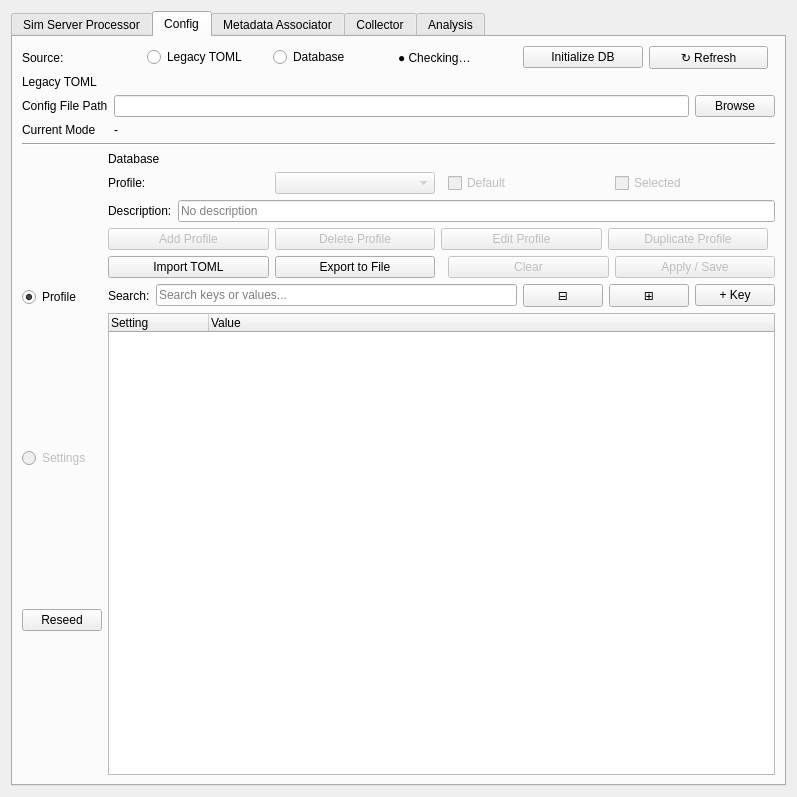
This is src/dashpva/workflow/workflow.ui in AdvancedPhotonSource/DashPVA as Qt 5 draws it before an edit. The edited form follows.
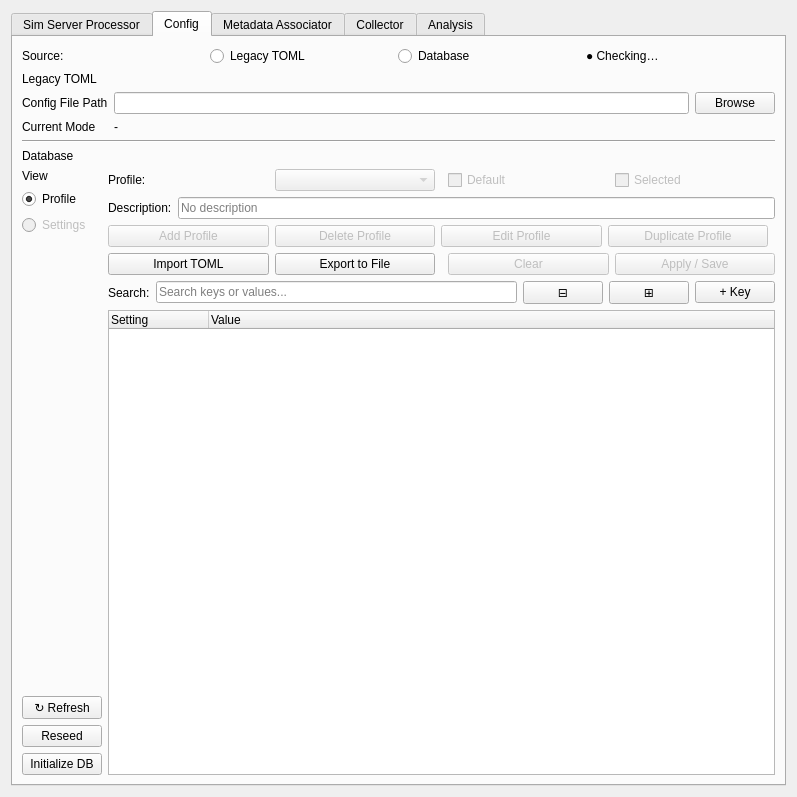
This is the edited form.

Commit message: change: pin Refresh/Reseed to bottom of Config left column — expand spacer from Fixed to Expanding in viewModeLayout

What changed in the file:
```diff
--- a/src/dashpva/workflow/workflow.ui
+++ b/src/dashpva/workflow/workflow.ui
@@ -296,29 +296,6 @@
            </property>
           </widget>
          </item>
-         <item>
-          <widget class="QPushButton" name="buttonInitDb">
-           <property name="text">
-            <string>Initialize DB</string>
-           </property>
-           <property name="toolTip">
-            <string>Attempt to create the database file and tables</string>
-           </property>
-           <property name="visible">
-            <bool>false</bool>
-           </property>
-          </widget>
-         </item>
-         <item>
-          <widget class="QPushButton" name="buttonRefreshDb">
-           <property name="text">
-            <string>↻ Refresh</string>
-           </property>
-           <property name="toolTip">
-            <string>Reload the database and refresh the current view</string>
-           </property>
-          </widget>
-         </item>
          <item>
           <spacer name="horizontalSpacerConfigSource">
            <property name="orientation">
@@ -391,6 +368,15 @@
         </widget>
        </item>
 
+       <!-- Database section header (spans full width like labelTomlHeader) -->
+       <item>
+        <widget class="QLabel" name="labelDatabaseHeader">
+         <property name="text">
+          <string>Database</string>
+         </property>
+        </widget>
+       </item>
+
        <!-- View toggle column + content area -->
        <item>
         <layout class="QHBoxLayout" name="viewContentSplitLayout">
@@ -398,6 +384,13 @@
          <!-- Left column: Profile / Settings toggle -->
          <item>
           <layout class="QVBoxLayout" name="viewModeLayout">
+           <item>
+            <widget class="QLabel" name="labelViewMode">
+             <property name="text">
+              <string>View</string>
+             </property>
+            </widget>
+           </item>
            <item>
             <widget class="QRadioButton" name="radioViewProfile">
              <property name="text">
@@ -418,23 +411,52 @@
              </property>
             </widget>
            </item>
-           <item>
-            <widget class="QPushButton" name="buttonReseed">
-             <property name="text">
-              <string>Reseed</string>
-             </property>
-             <property name="toolTip">
-              <string>Add missing default values to settings and the current profile — never overwrites existing values</string>
-             </property>
-            </widget>
-           </item>
            <item>
             <spacer name="verticalSpacerViewMode">
              <property name="orientation">
               <enum>Qt::Vertical</enum>
              </property>
+             <property name="sizeHint" stdset="0">
+              <size>
+               <width>0</width>
+               <height>0</height>
+              </size>
+             </property>
             </spacer>
            </item>
+           <item>
+            <widget class="QPushButton" name="buttonRefreshDb">
+             <property name="text">
+              <string>↻ Refresh</string>
+             </property>
+             <property name="toolTip">
+              <string>Reload the database and refresh the current view</string>
+             </property>
+            </widget>
+           </item>
+           <item>
+            <widget class="QPushButton" name="buttonReseed">
+             <property name="text">
+              <string>Reseed</string>
+             </property>
+             <property name="toolTip">
+              <string>Add missing default values to settings and the current profile — never overwrites existing values</string>
+             </property>
+            </widget>
+           </item>
+           <item>
+            <widget class="QPushButton" name="buttonInitDb">
+             <property name="text">
+              <string>Initialize DB</string>
+             </property>
+             <property name="toolTip">
+              <string>Attempt to create the database file and tables</string>
+             </property>
+             <property name="visible">
+              <bool>false</bool>
+             </property>
+            </widget>
+           </item>
           </layout>
          </item>
 
@@ -442,15 +464,6 @@
          <item>
           <layout class="QVBoxLayout" name="treeContentLayout">
 
-           <!-- Database section header -->
-           <item>
-            <widget class="QLabel" name="labelDatabaseHeader">
-             <property name="text">
-              <string>Database</string>
-             </property>
-            </widget>
-           </item>
-
            <!-- Database Profile row -->
            <item>
             <layout class="QHBoxLayout" name="dbProfileLayout">
```
Left out of the diff: 30 changed lines with no effect on the pictures. The commit also changes 3 other files.
